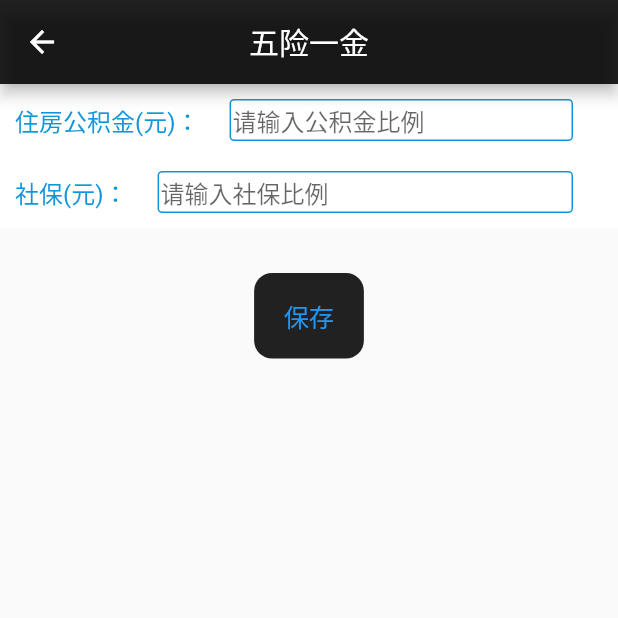
After one commit to ChenRaul/income_tax_calculation, a Flutter app: the FiveAndOneCustom screen opened directly, on a phone screen of 412 x 824 dp, the top half of it. The commit adds this screen. Run offline on Flutter 3.47's test engine with Material 2 defaults, Android fonts, the phone set to English and light mode, and no system bars.

Commit message:
更新代码

```diff
--- /dev/null
+++ b/lib/FiveAndOneCustom.dart
@@ -0,0 +1,146 @@
+
+
+import 'package:flutter/cupertino.dart';
+import 'package:flutter/material.dart';
+import 'package:income_tax_calculation/AppColors.dart';
+import 'package:income_tax_calculation/CustomNoticeDialog.dart';
+
+class FiveAndOneCustom extends StatefulWidget{
+  FiveAndOneCustom({Key key,this.monthPayValue}):super(key:key);
+
+  final double monthPayValue;
+  @override
+  State<StatefulWidget> createState() {
+    // TODO: implement createState
+    return _FiveAndOneCustomState();
+  }
+
+}
+class _FiveAndOneCustomState extends State<FiveAndOneCustom>{
+  String house='',social='';
+
+  void _showNoticeDialog(String noticeText){
+    showDialog(context:context,builder: (BuildContext context){
+      return CustomNoticeDialog(
+        noticeText: noticeText,
+        noticeTitle: '提示',
+        isShowOneBtn: true,
+        clickOutCancel: true,
+        posBtnText: '确定',
+        negBtnText: '取消',
+        posPress: (){
+
+        },
+      );
+    });
+  }
+  @override
+  Widget build(BuildContext context) {
+    // TODO: implement build
+    return Scaffold(
+      appBar: AppBar(
+        //设置bar和状态栏的颜色
+        backgroundColor:Colors.black87,
+        title: Text('五险一金',),
+        centerTitle: true,
+      ),
+      body: Container(
+        child: Column(
+          children: <Widget>[
+        Container(
+        color:Colors.white,
+          padding: EdgeInsets.all(10),
+          child: Row(
+            children: <Widget>[
+              Text('住房公积金(元)：',style: TextStyle(fontSize: 16,color: Color(AppColors.appThemeColor)),),
+              Flexible(
+                  child: Container(
+                    margin: EdgeInsets.fromLTRB(20, 0, 20, 0),
+                    padding: EdgeInsets.all(1),
+                    decoration: BoxDecoration(
+                        border: Border.all(
+                          color: Color(AppColors.appThemeColor),
+                          width: 1,
+                        ),
+                        borderRadius: BorderRadius.all(Radius.circular(3))
+                    ),
+                    child: TextField(
+                      style: TextStyle(color: Colors.black87),
+                      keyboardType: TextInputType.number,
+                      decoration: InputDecoration.collapsed(
+                          hintText: '请输入公积金比例'
+                      ),
+                      onChanged: (text){
+                        house = text;
+                      },
+                    ),
+                  ))
+            ],
+          ),
+        ),
+        Container(
+        color:Colors.white,
+        padding: EdgeInsets.all(10),
+        child: Row(
+          children: <Widget>[
+            Text('社保(元)：',style: TextStyle(fontSize: 16,color: Color(AppColors.appThemeColor)),),
+            Flexible(
+                child: Container(
+                  margin: EdgeInsets.fromLTRB(20, 0, 20, 0),
+                  padding: EdgeInsets.all(1),
+                  decoration: BoxDecoration(
+                      border: Border.all(
+                        color: Color(AppColors.appThemeColor),
+                        width: 1,
+                      ),
+                      borderRadius: BorderRadius.all(Radius.circular(3))
+                  ),
+                  child: TextField(
+                    style: TextStyle(color: Colors.black87),
+                    keyboardType: TextInputType.number,
+                    decoration: InputDecoration.collapsed(
+                        hintText: '请输入社保比例'
+                    ),
+                    onChanged: (text){
+                      social = text;
+                    },
+                  ),
+                ))
+          ],
+        ),
+      ),
+            Container(
+              margin: EdgeInsets.fromLTRB(0, 30, 0, 0),
+              child:
+              CupertinoButton(
+                color: Colors.black87,
+                pressedOpacity: 0.9,
+                child: Text('保存'),
+                onPressed: (){
+                  if(house.length <=0){
+                    _showNoticeDialog('请输入公积金比例');
+                  }else if(social.length <=0){
+                    _showNoticeDialog('请输入社保比例');
+                  }else{
+                    double houseD = double.tryParse(house);
+                    double socialD = double.tryParse(social);
+                    if(houseD == null){
+                      _showNoticeDialog('请输入正确的公积金比例');
+                    }else if(socialD == null){
+                      _showNoticeDialog('请输入正确的社保比例');
+                    }else{
+                      double h = double.tryParse((widget.monthPayValue*houseD).toStringAsFixed(2));
+                      double s = double.tryParse((widget.monthPayValue*socialD).toStringAsFixed(2));
+                      Navigator.pop(context,{'house':h,'social':s});
+                    }
+                  }
+                },
+              ),
+            )
+          ],
+        ),
+      ),
+    );
+  }
+
+}
--- a/lib/Ratio.dart
+++ b/lib/Ratio.dart
@@ -1,6 +1,6 @@
 class Ratio{
 
-  static const double houseFound = 0.07;//住房公积金个人缴费比例
+  static const double houseFound = 0.12;//住房公积金个人缴费比例
   static const double social = 0.105;//社保缴费比例
 
 }
```
Also changed, not shown: lib/main.dart (+15 -2 lines).
